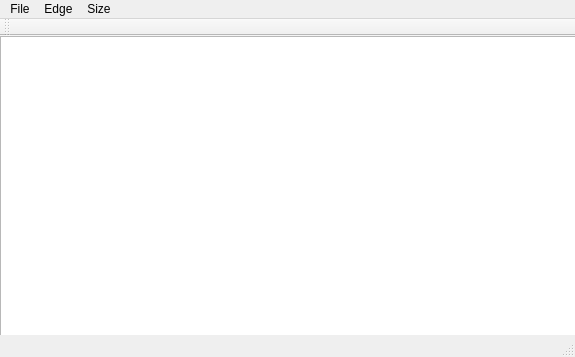
Before: the Qt Designer form mainwindow.ui in cyj5230/magic-scissor, drawn with Qt 5.
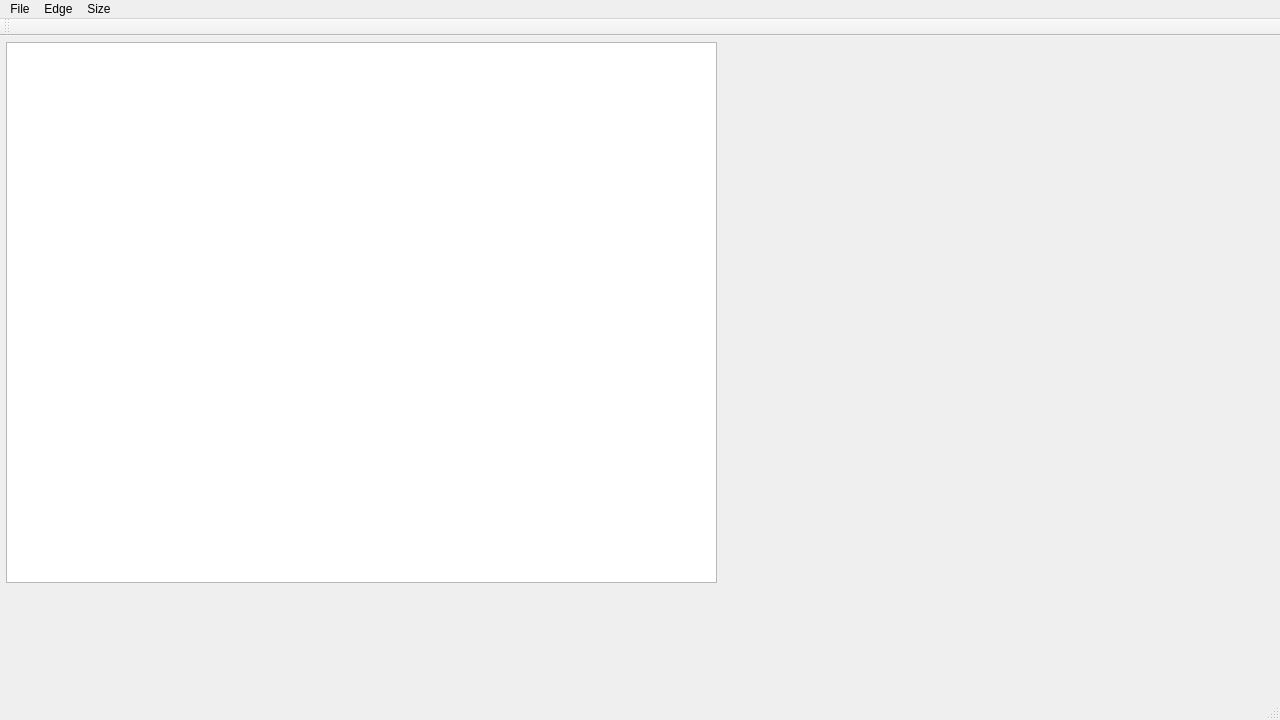
After: the same form once the commit is applied.

What changed in the file:
```diff
--- a/mainwindow.ui
+++ b/mainwindow.ui
@@ -6,35 +6,31 @@
    <rect>
     <x>0</x>
     <y>0</y>
-    <width>575</width>
-    <height>357</height>
+    <width>1280</width>
+    <height>720</height>
    </rect>
   </property>
   <property name="windowTitle">
    <string>MainWindow</string>
   </property>
   <widget class="QWidget" name="centralWidget">
+   <property name="sizePolicy">
+    <sizepolicy hsizetype="Preferred" vsizetype="Preferred">
+     <horstretch>0</horstretch>
+     <verstretch>0</verstretch>
+    </sizepolicy>
+   </property>
    <widget class="QGraphicsView" name="graphicsView">
     <property name="geometry">
      <rect>
-      <x>0</x>
-      <y>0</y>
-      <width>581</width>
-      <height>301</height>
+      <x>6</x>
+      <y>6</y>
+      <width>711</width>
+      <height>541</height>
      </rect>
     </property>
-   </widget>
-   <widget class="QPushButton" name="pushButton">
-    <property name="geometry">
-     <rect>
-      <x>10</x>
-      <y>310</y>
-      <width>80</width>
-      <height>15</height>
-     </rect>
-    </property>
-    <property name="text">
-     <string>PushButton</string>
+    <property name="mouseTracking">
+     <bool>true</bool>
     </property>
    </widget>
   </widget>
@@ -43,7 +39,7 @@
     <rect>
      <x>0</x>
      <y>0</y>
-     <width>575</width>
+     <width>1280</width>
      <height>17</height>
     </rect>
    </property>
@@ -60,6 +56,7 @@
      <string>Edge</string>
     </property>
     <addaction name="actionPixel"/>
+    <addaction name="actionmouseTrack"/>
    </widget>
    <widget class="QMenu" name="menuSize">
     <property name="title">
@@ -106,6 +103,11 @@
     <string>Pixel</string>
    </property>
   </action>
+  <action name="actionmouseTrack">
+   <property name="text">
+    <string>mouseTrack</string>
+   </property>
+  </action>
  </widget>
  <layoutdefault spacing="6" margin="11"/>
  <resources/>
```
